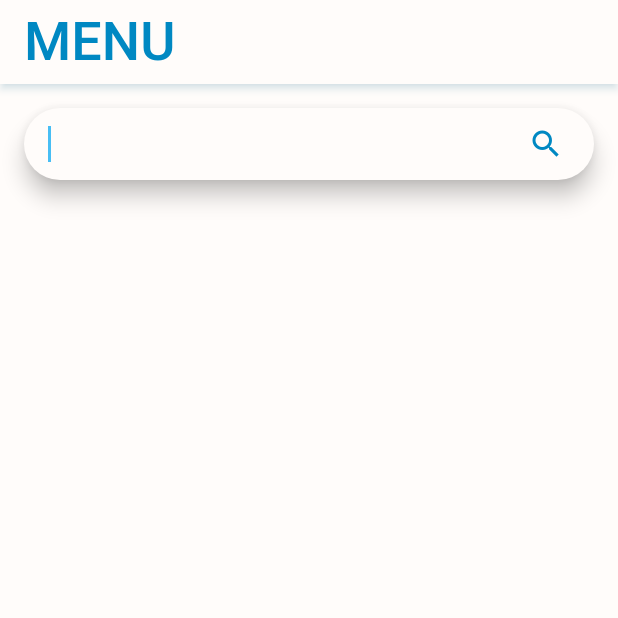
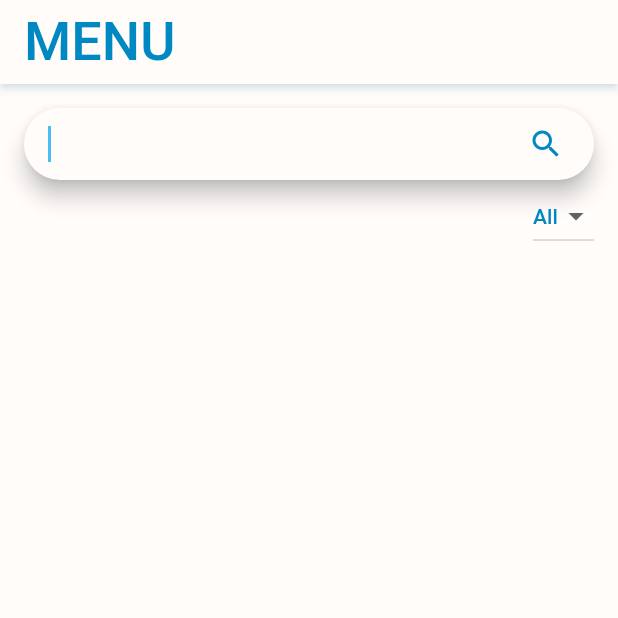
Before and after one commit to Hybrev/hook_diner_app, a Flutter app: the OrderView screen opened by its route, after a tap on the "search" icon, on a phone screen of 412 x 824 dp, the top half of it. Run offline on Flutter 3.47's test engine with Material 3 defaults, Android fonts, the light colour scheme and no system bars; our stand-ins replace cloud_firestore, firebase_auth, firebase_core, flutter_speed_dial, get_it, stacked and 1 more; accounts and stored records are empty; network calls fail; statements that could not run were skipped.

Commit message:
search & dropdown filter UI

```diff
--- a/lib/app/modules/order/order_view.dart
+++ b/lib/app/modules/order/order_view.dart
@@ -26,8 +26,25 @@ class OrderView extends StatelessWidget {
               mainAxisAlignment: MainAxisAlignment.spaceBetween,
               children: [
                 // SEARCH BAR FOR FILTERING ITEMS
+                if (MediaQuery.sizeOf(context).width > 600)
+                  Row(
+                    mainAxisAlignment: MainAxisAlignment.spaceEvenly,
+                    children: [
+                      DropdownButton<String>(
+                        value: model.selectedCategoryController.text,
+                        style: appTheme.textTheme.labelLarge,
+                        focusColor: Theme.of(context).colorScheme.tertiary,
+                        items: model.categories
+                            .map((e) => DropdownMenuItem<String>(
+                                  value: e.id,
+                                  child: Text(e.title!),
+                                ))
+                            .toList(),
+                        onChanged: (value) =>
+                            model.updateCategoryFilter(value!),
+                      ),
                       SearchBar(
-                  constraints: const BoxConstraints(maxWidth: 840),
+                        constraints: const BoxConstraints(maxWidth: 400),
                         trailing: [
                           Tooltip(
                             message: 'Search',
@@ -38,6 +55,42 @@ class OrderView extends StatelessWidget {
                           ),
                         ],
                         controller: model.searchBarController,
+                      ),
+                    ],
+                  )
+                else
+                  Column(
+                    children: [
+                      SearchBar(
+                        constraints: const BoxConstraints(maxWidth: 480),
+                        trailing: [
+                          Tooltip(
+                            message: 'Search',
+                            child: IconButton(
+                              icon: const Icon(Icons.search),
+                              onPressed: () {},
+                            ),
+                          ),
+                        ],
+                        controller: model.searchBarController,
+                      ),
+                      Align(
+                        alignment: Alignment.bottomRight,
+                        child: DropdownButton<String>(
+                          value: model.selectedCategoryController.text,
+                          style: appTheme.textTheme.labelLarge,
+                          focusColor: Theme.of(context).colorScheme.tertiary,
+                          items: model.categories
+                              .map((e) => DropdownMenuItem<String>(
+                                    value: e.id,
+                                    child: Text(e.title!),
+                                  ))
+                              .toList(),
+                          onChanged: (value) =>
+                              model.updateCategoryFilter(value!),
+                        ),
+                      ),
+                    ],
                   ),
                 const SizedBox(height: 8),
                 // GRID OF AVAILABLE ITEMS
--- a/lib/app/modules/order/order_viewmodel.dart
+++ b/lib/app/modules/order/order_viewmodel.dart
@@ -1,5 +1,8 @@
+import 'dart:math';
+
 import 'package:flutter/material.dart';
 import 'package:hook_diner/app/shared/viewmodel.dart';
+import 'package:hook_diner/core/models/category.dart';
 import 'package:hook_diner/core/models/item.dart';
 
 class OrderViewModel extends SharedViewModel {
@@ -12,6 +15,9 @@ class OrderViewModel extends SharedViewModel {
   List<Item> _orderedItems = [];
   List<Item> get orderedItems => _orderedItems;
 
+  List<Category> _categories = [];
+  List<Category> get categories => _categories;
+
   int _totalItems = 0;
   int get totalItems => _totalItems;
 
@@ -19,19 +25,30 @@ class OrderViewModel extends SharedViewModel {
   double get totalPrice => _totalPrice;
 
   final TextEditingController searchBarController = TextEditingController();
+  final TextEditingController selectedCategoryController =
+      TextEditingController();
 
   void initialize() async {
     setBusy(true);
-    _menuItems = await database.getItems();
-    // filters out the available items & sorts alphabetically
-    _menuItems = _menuItems.where((item) => item.quantity! > 0).toList();
-    _menuItems.sort((a, b) => a.name!.compareTo(b.name!));
 
+    _categories = await database.getCategories();
     notifyListeners();
+    _categories.insert(0, Category(id: 'all', title: 'All'));
+    selectedCategoryController.text = _categories.first.id.toString();
 
-    for (var item in _menuItems) {
-      print('item: ${item.toJson()}');
-    }
+    database.listenToItems().listen((items) {
+      List<Item> updatedItems = items;
+      if (updatedItems.isNotEmpty) {
+        _menuItems = updatedItems;
+
+        // filters out the available items & sorts alphabetically
+
+        _menuItems = _menuItems.where((item) => item.quantity! > 0).toList();
+        _menuItems.sort((a, b) => a.name!.compareTo(b.name!));
+        notifyListeners();
+      }
+      setBusy(false);
+    });
   }
 
   void addItemToOrder(Item item) {
@@ -39,9 +56,18 @@ class OrderViewModel extends SharedViewModel {
     _totalPrice = _totalPrice + item.price!;
     _totalItems++;
     notifyListeners();
+
+    print('item category: ${item.category}');
   }
 
-  getItemCategory(String uid) {}
+  Future<String> getItemCategory(Item item) {
+    return database.getItemCategory(item);
+  }
+
+  void updateCategoryFilter(String value) {
+    selectedCategoryController.text = value;
+    notifyListeners();
+  }
 
   void clearOrders() {
     _orderedItems = [];
--- a/lib/app/modules/order/widgets/order_list_modal.dart
+++ b/lib/app/modules/order/widgets/order_list_modal.dart
@@ -21,6 +21,8 @@ class OrderListModal extends StatelessWidget {
           itemCount: orderedItems?.length ?? 0,
           itemBuilder: (context, index) => ListTile(
             title: Text(orderedItems?[index].name ?? 'Item Name'),
+            subtitle: Text(orderedItems?[index].price.toString() ?? '0'),
+            trailing: Text(orderedItems?[index].quantity.toString() ?? '0'),
           ),
         ),
       ),
--- /dev/null
+++ b/lib/core/models/order.dart
@@ -0,0 +1,33 @@
+import 'package:hook_diner/core/models/item.dart';
+
+class Order {
+  final int? id;
+  final double totalPrice;
+  final int customerId;
+  final List<Item>? items;
+
+  const Order({
+    this.id,
+    required this.totalPrice,
+    required this.customerId,
+    this.items,
+  });
+
+  factory Order.fromJson(Map<String, dynamic> json) => Order(
+        id: json['id'] as int?,
+        totalPrice: json['total_amount'] as double,
+        customerId: json['customer_id'] as int,
+        items: json['items'] != null
+            ? (json['items'] as List)
+                .map((item) => Item.fromJson(item, item.id))
+                .toList()
+            : null,
+      );
+
+  Map<String, dynamic> toJson() => {
+        'id': id,
+        'total_amount': totalPrice, // Use snake_case for consistency
+        'customer_id': customerId,
+        'items': items?.map((item) => item.toJson()).toList(),
+      };
+}
--- a/lib/core/services/database_service.dart
+++ b/lib/core/services/database_service.dart
@@ -74,7 +74,7 @@ class DatabaseService {
         _itemsController.add(items);
       }
     });
-    return _categoriesController.stream;
+    return _itemsController.stream;
   }
 
 /* ITEM */
@@ -280,6 +280,13 @@ class DatabaseService {
     }
   }
 
+  Future<String> getItemCategory(Item item) async {
+    final itemSnapshot =
+        await _categoriesCollection.doc(item.category?.id).get();
+
+    return itemSnapshot.get('title');
+  }
+
 /* ORDER */
 // GET
 }
```
Lines whose indentation alone changed are shown as unchanged.
